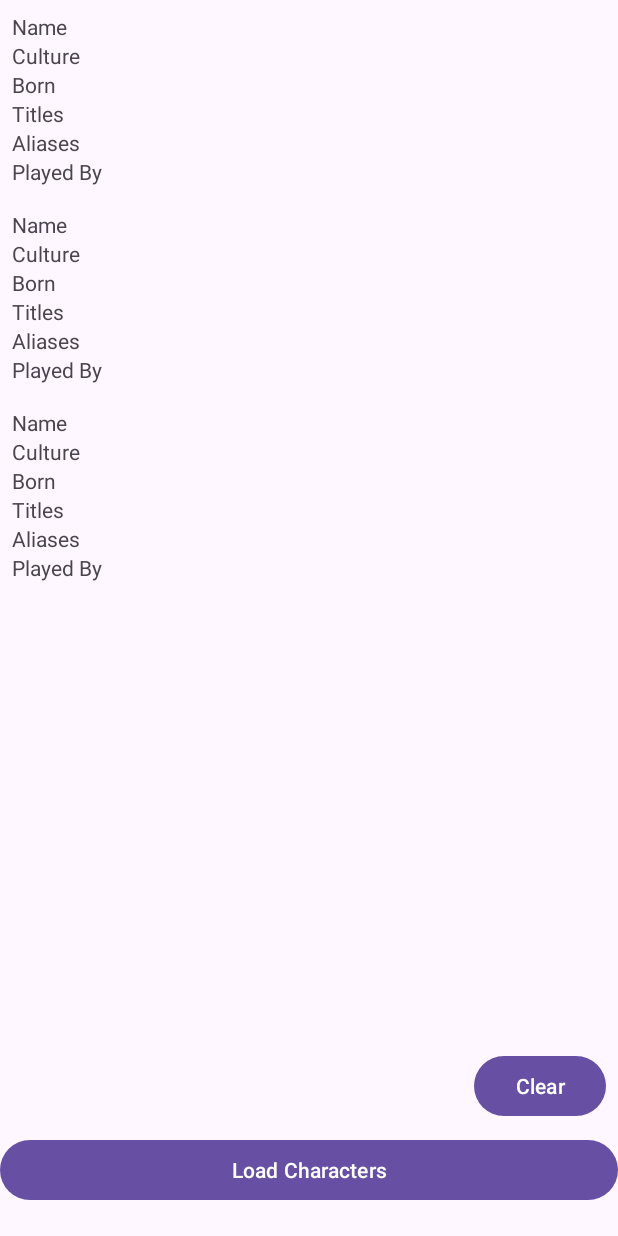
After one commit to WongIngDonyu/mobilka, an Android app: the layout fragment_characters.xml on its own in the app's theme, with its tools: preview values and no code run, on a phone screen of 412 x 824 dp. The commit adds this screen. Run offline under Robolectric (Android 15) with nearby library versions, the phone set to English and light mode, and no system bars.

Commit message:
lab5 ready

```diff
--- a/app/src/main/AndroidManifest.xml
+++ b/app/src/main/AndroidManifest.xml
@@ -1,6 +1,7 @@
 <?xml version="1.0" encoding="utf-8"?>
 <manifest xmlns:android="http://schemas.android.com/apk/res/android"
     xmlns:tools="http://schemas.android.com/tools">
+    <uses-permission android:name="android.permission.INTERNET" />
 
     <application
         android:allowBackup="true"
--- a/app/src/main/java/com/example/lab1/Character.kt
+++ b/app/src/main/java/com/example/lab1/CharacterRespons.kt
@@ -3,7 +3,7 @@ package com.example.lab1
 import kotlinx.serialization.Serializable
 
 @Serializable
-data class Character(
+data class CharacterRespons(
     val name: String = "",
     val culture: String = "",
     val born: String = "",
--- a/app/src/main/java/com/example/lab1/SignInFragment.kt
+++ b/app/src/main/java/com/example/lab1/SignInFragment.kt
@@ -46,7 +46,7 @@ class SignInFragment : Fragment() {
         binding.button2.setOnClickListener {
             val emailText = binding.editTextTextEmailAddress.text.toString()
             val passwordText = binding.editTextNumberPassword.text.toString()
-            if (emailText == "alo@bk.ru" && passwordText == "lol" || (emailText == regEmail && passwordText == regPass)) {
+            if (emailText == "123" && passwordText == "123" || (emailText == regEmail && passwordText == regPass)) {
                 findNavController().navigate(R.id.homeFragment)
             } else {
                 Toast.makeText(requireContext(), "Incorrect email or password", Toast.LENGTH_SHORT).show()
--- /dev/null
+++ b/app/src/main/res/layout/character.xml
@@ -0,0 +1,44 @@
+<!-- character_item.xml -->
+<LinearLayout
+    xmlns:android="http://schemas.android.com/apk/res/android"
+    android:layout_width="match_parent"
+    android:layout_height="wrap_content"
+    android:orientation="vertical"
+    android:padding="8dp">
+
+    <TextView
+        android:id="@+id/nameTextView"
+        android:layout_width="wrap_content"
+        android:layout_height="wrap_content"
+        android:text="Name" />
+
+    <TextView
+        android:id="@+id/cultureTextView"
+        android:layout_width="wrap_content"
+        android:layout_height="wrap_content"
+        android:text="Culture" />
+
+    <TextView
+        android:id="@+id/bornTextView"
+        android:layout_width="wrap_content"
+        android:layout_height="wrap_content"
+        android:text="Born" />
+
+    <TextView
+        android:id="@+id/titlesTextView"
+        android:layout_width="wrap_content"
+        android:layout_height="wrap_content"
+        android:text="Titles" />
+
+    <TextView
+        android:id="@+id/aliasesTextView"
+        android:layout_width="wrap_content"
+        android:layout_height="wrap_content"
+        android:text="Aliases" />
+
+    <TextView
+        android:id="@+id/playedByTextView"
+        android:layout_width="wrap_content"
+        android:layout_height="wrap_content"
+        android:text="Played By" />
+</LinearLayout>
--- /dev/null
+++ b/app/src/main/res/layout/fragment_characters.xml
@@ -0,0 +1,48 @@
+<?xml version="1.0" encoding="utf-8"?>
+<androidx.constraintlayout.widget.ConstraintLayout
+    xmlns:android="http://schemas.android.com/apk/res/android"
+    xmlns:app="http://schemas.android.com/apk/res-auto"
+    xmlns:tools="http://schemas.android.com/tools"
+    android:layout_width="match_parent"
+    android:layout_height="match_parent"
+    tools:context=".CharactersFragment">
+
+    <androidx.recyclerview.widget.RecyclerView
+        android:id="@+id/characterRecyclerView"
+        android:layout_width="match_parent"
+        android:layout_height="0dp"
+        app:layoutManager="androidx.recyclerview.widget.LinearLayoutManager"
+        app:layout_constraintTop_toTopOf="parent"
+        app:layout_constraintBottom_toTopOf="@id/buttons"
+        app:layout_constraintStart_toStartOf="parent"
+        app:layout_constraintEnd_toEndOf="parent"
+        tools:listitem="@layout/character" />
+
+    <Button
+        android:id="@+id/archive"
+        android:layout_width="wrap_content"
+        android:layout_height="wrap_content"
+        android:text="Clear"
+        app:layout_constraintBottom_toTopOf="@id/buttons"
+        app:layout_constraintEnd_toEndOf="parent"
+        android:layout_margin="8dp" />
+
+    <LinearLayout
+        android:id="@+id/buttons"
+        android:layout_width="match_parent"
+        android:layout_height="wrap_content"
+        android:layout_marginBottom="20dp"
+        android:orientation="horizontal"
+        app:layout_constraintBottom_toBottomOf="parent"
+        app:layout_constraintEnd_toEndOf="parent"
+        app:layout_constraintStart_toStartOf="parent">
+
+        <Button
+            android:id="@+id/ktor"
+            android:layout_width="0dp"
+            android:layout_height="wrap_content"
+            android:layout_weight="1"
+            android:text="Load Characters" />
+    </LinearLayout>
+
+</androidx.constraintlayout.widget.ConstraintLayout>
--- a/app/src/main/res/navigation/navigation_graph.xml
+++ b/app/src/main/res/navigation/navigation_graph.xml
@@ -49,7 +49,7 @@
 
     <fragment
         android:id="@+id/homeFragment"
-        android:name="com.example.lab1.HomeFragment"
-        android:label="Home Fragment"
-        tools:layout="@layout/fragment_home" />
+        android:name="com.example.lab1.CharactersFragment"
+        android:label="Characters Fragment"
+        tools:layout="@layout/fragment_characters" />
 </navigation>
--- a/build.gradle.kts
+++ b/build.gradle.kts
@@ -1,6 +1,7 @@
 plugins {
     alias(libs.plugins.android.application) apply false
     alias(libs.plugins.kotlin.android) apply false
+    id("org.jetbrains.kotlin.plugin.serialization") version "1.8.10" // замените на текущую версию Kotlin
 }
 
 buildscript {
```
Also changed, not shown: app/build.gradle.kts (+6 -5 lines), app/src/main/java/com/example/lab1/CharacterAdapter.kt (added, +43 -0 lines), app/src/main/java/com/example/lab1/CharactersFragment.kt (added, +54 -0 lines), app/src/main/java/com/example/lab1/network/DataSource.kt (+11 -25 lines), gradle/libs.versions.toml (+13 -0 lines).
